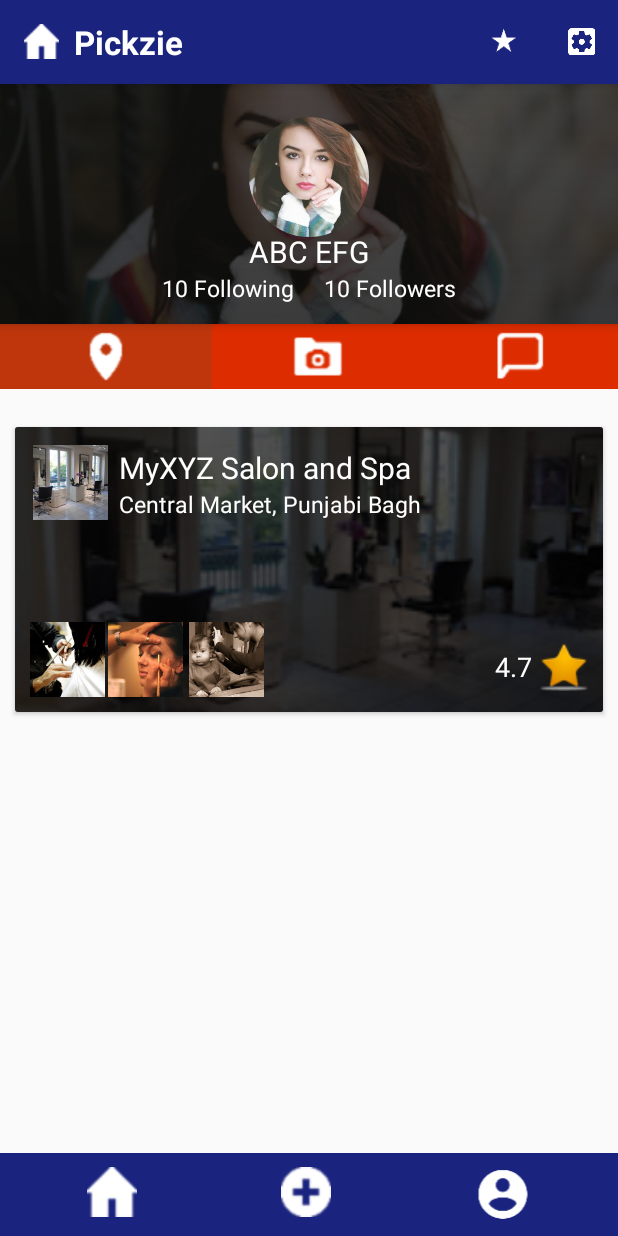
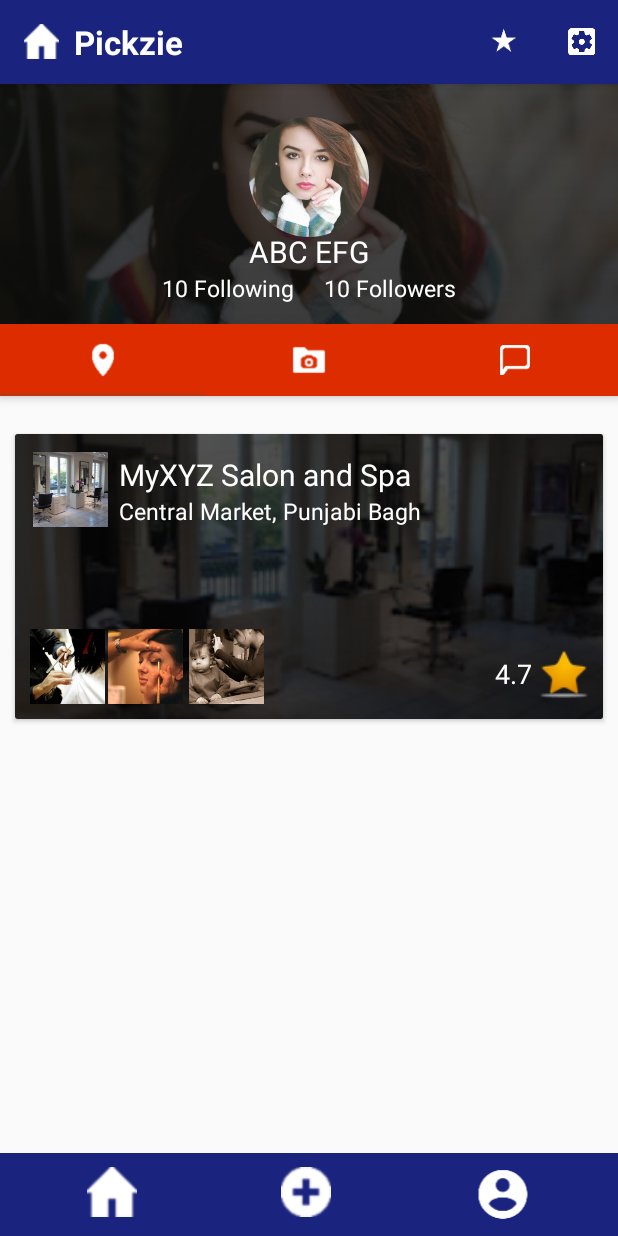
Before and after one commit to chhavip/Pickzie, an Android app: the ProfilePage screen opened directly, with no data from a screen before it, on a phone screen of 412 x 824 dp. Run offline under Robolectric (Android 15) with nearby library versions, the phone set to English and light mode, and no system bars; our stand-ins replace CircleImageView; libraries missing offline, so code that uses them is left out: com.cocosw.bottomsheet.

Commit message:
Added Tabs to Profile Activity

```diff
--- a/app/src/main/AndroidManifest.xml
+++ b/app/src/main/AndroidManifest.xml
@@ -48,7 +48,6 @@
         <activity android:name=".Activity.Login" >
             <intent-filter>
                 <action android:name="android.intent.action.MAIN" />
-
                 <category android:name="android.intent.category.LAUNCHER" />
             </intent-filter>
         </activity>
--- a/app/src/main/java/com/chhavi/pickzie/Activity/ProfilePage.java
+++ b/app/src/main/java/com/chhavi/pickzie/Activity/ProfilePage.java
@@ -8,6 +8,11 @@ import android.graphics.Color;
 import android.graphics.drawable.BitmapDrawable;
 import android.graphics.drawable.Drawable;
 import android.provider.ContactsContract;
+import android.support.design.widget.TabLayout;
+import android.support.v4.app.Fragment;
+import android.support.v4.app.FragmentManager;
+import android.support.v4.app.FragmentPagerAdapter;
+import android.support.v4.view.ViewPager;
 import android.support.v7.app.AppCompatActivity;
 import android.os.Bundle;
 import android.support.v7.widget.Toolbar;
@@ -28,27 +33,21 @@ import com.cocosw.bottomsheet.BottomSheet;
 
 public class ProfilePage extends AppCompatActivity implements View.OnClickListener {
 
-    ImageView imageViewBackgroundDP, imageViewPlaces, imageViewPictures, imageViewReview; // imageViewPeople,
-    int selectedImage=1;
+    ImageView imageViewBackgroundDP;
     Toolbar toolbar;
     ProfilePagePicture picture;
     ProfilePagePlaces places;
     ProfilePageReview review;
     ImageView Home, Plus, Profile;
-
+    private SectionsPagerAdapter mSectionsPagerAdapter;
+    private ViewPager mViewPager;
 
     @Override
     protected void onCreate(Bundle savedInstanceState) {
         super.onCreate(savedInstanceState);
         setContentView(R.layout.activity_profile_page);
         imageViewBackgroundDP = (ImageView) findViewById(R.id.imageView_profilePage_backgroundDP);
-//        imageViewPeople = (ImageView) findViewById(R.id.imageView_profilePage_people);
-        imageViewPlaces = (ImageView) findViewById(R.id.imageView_profilePage_place);
-        imageViewPictures = (ImageView) findViewById(R.id.imageView_profilePage_pictures);
-        imageViewReview = (ImageView) findViewById(R.id.imageView_profilePage_review);
         findViewById(R.id.profilepage_profile).setOnClickListener(this);
-
-        imageViewPlaces.setBackgroundResource(R.color.colorAccentDark);
 
         toolbar = (Toolbar) findViewById(R.id.toolbar);
 
@@ -62,6 +61,18 @@ public class ProfilePage extends AppCompatActivity implements View.OnClickListen
         Drawable d = new BitmapDrawable(getResources(), Bitmap.createScaledBitmap(bitmapToolbar, 35, 35, true));
         getSupportActionBar().setLogo(d);
         //
+        mSectionsPagerAdapter = new SectionsPagerAdapter(getSupportFragmentManager());
+
+        // Set up the ViewPager with the sections adapter.
+        mViewPager = (ViewPager) findViewById(R.id.viewPager_profile);
+        mViewPager.setAdapter(mSectionsPagerAdapter);
+
+        TabLayout tabLayout = (TabLayout) findViewById(R.id.profile_tabs);
+        tabLayout.setupWithViewPager(mViewPager);
+        tabLayout.getTabAt(0).setIcon(R.drawable.place);
+        tabLayout.getTabAt(1).setIcon(R.drawable.picture);
+        tabLayout.getTabAt(2).setIcon(R.drawable.review);
+
 
         Bitmap bitmap = BitmapFactory.decodeResource(getResources(), R.drawable.dp);
         int startColor = Color.argb(170,0, 0, 0);
@@ -71,16 +82,6 @@ public class ProfilePage extends AppCompatActivity implements View.OnClickListen
         gradientOverImageDrawable.setGradientEnd(1);
         gradientOverImageDrawable.setGradientColors(startColor, endColor);
         imageViewBackgroundDP.setImageDrawable(gradientOverImageDrawable);
-
-        imageViewPictures.setOnClickListener(this);
-        imageViewPlaces.setOnClickListener(this);
-        imageViewReview.setOnClickListener(this);
-
-        places = new ProfilePagePlaces();
-        android.support.v4.app.FragmentManager fragmentManager = getSupportFragmentManager();
-        android.support.v4.app.FragmentTransaction fragmentTransaction = fragmentManager.beginTransaction();
-        fragmentTransaction.replace(R.id.framelayout_profile_page, places);
-        fragmentTransaction.commit();
 
         Home = (ImageView) findViewById(R.id.profilepage_home);
         Plus = (ImageView) findViewById(R.id.profilepage_plus);
@@ -107,21 +108,6 @@ public class ProfilePage extends AppCompatActivity implements View.OnClickListen
 
 
     }
-
-    private void changeBGtoNormal(int selected){
-        switch (selected){
-            case 1:
-                imageViewPlaces.setBackgroundResource(R.color.colorAccent);
-                break;
-            case 2:
-                imageViewPictures.setBackgroundResource(R.color.colorAccent);
-                break;
-            case 3:
-                imageViewReview.setBackgroundResource(R.color.colorAccent);
-                break;
-        }
-    }
-
     @Override
     public boolean onCreateOptionsMenu(Menu menu) {
         Log.v("MyApp", getClass().toString() + " onCreateOptionsMenu");
@@ -151,34 +137,6 @@ public class ProfilePage extends AppCompatActivity implements View.OnClickListen
 
     @Override
     public void onClick(View v) {
-        if( v.equals(imageViewPlaces)){
-            changeBGtoNormal(selectedImage);
-            selectedImage=1;
-            places = new ProfilePagePlaces();
-            imageViewPlaces.setBackgroundResource(R.color.colorAccentDark);
-            android.support.v4.app.FragmentManager fragmentManager = getSupportFragmentManager();
-            android.support.v4.app.FragmentTransaction fragmentTransaction = fragmentManager.beginTransaction();
-            fragmentTransaction.replace(R.id.framelayout_profile_page, places);
-            fragmentTransaction.commit();
-        } else if ( v.equals(imageViewPictures)){
-            changeBGtoNormal(selectedImage);
-            selectedImage=2;
-            picture = new ProfilePagePicture();
-            imageViewPictures.setBackgroundResource(R.color.colorAccentDark);
-            android.support.v4.app.FragmentManager fragmentManager = getSupportFragmentManager();
-            android.support.v4.app.FragmentTransaction fragmentTransaction = fragmentManager.beginTransaction();
-            fragmentTransaction.replace(R.id.framelayout_profile_page, picture);
-            fragmentTransaction.commit();
-        } else if ( v.equals(imageViewReview)) {
-            changeBGtoNormal(selectedImage);
-            selectedImage=3;
-            review = new ProfilePageReview();
-            imageViewReview.setBackgroundResource(R.color.colorAccentDark);
-            android.support.v4.app.FragmentManager fragmentManager = getSupportFragmentManager();
-            android.support.v4.app.FragmentTransaction fragmentTransaction = fragmentManager.beginTransaction();
-            fragmentTransaction.replace(R.id.framelayout_profile_page, review);
-            fragmentTransaction.commit();
-        }
 
         Intent intent ;
         switch(v.getId()){
@@ -213,6 +171,44 @@ public class ProfilePage extends AppCompatActivity implements View.OnClickListen
                 intent = new Intent(ProfilePage.this, HomePage.class);
                 startActivity(intent);
         }
+    }//onClick()
 
+    public class SectionsPagerAdapter extends FragmentPagerAdapter {
+
+        public SectionsPagerAdapter(FragmentManager fm) {
+            super(fm);
+        }
+
+        @Override
+        public Fragment getItem(int position) {
+            // getItem is called to instantiate the fragment for the given page.
+            // Return a PlaceholderFragment (defined as a static inner class below).
+            switch (position){
+                case 0: return new ProfilePagePlaces();
+                case 1: return new ProfilePagePicture();
+                case 2: return new ProfilePageReview();
+                default : return null;
+            }
+        }
+
+        @Override
+        public int getCount() {
+            // Show 3 total pages.
+            return 3;
+        }
+
+//        @Override
+//        public CharSequence getPageTitle(int position) {
+//            switch (position) {
+//                case 0:
+//                    return "Places";
+//                case 1:
+//                    return "Pictures";
+//                case 2:
+//                    return "Review";
+//            }
+//            return null;
+//        }
     }
+
 }
--- a/app/src/main/res/layout/activity_profile_page.xml
+++ b/app/src/main/res/layout/activity_profile_page.xml
@@ -16,9 +16,9 @@
             android:layout_width="match_parent"
             android:layout_height="match_parent"
             android:orientation="vertical"
-            app:layout_scrollFlags="scroll">
+            app:layout_scrollFlags="scroll|enterAlways">
 
-            <include layout="@layout/toolbar" />
+            <include layout="@layout/toolbar"/>
 
             <FrameLayout
                 android:layout_width="match_parent"
@@ -83,65 +83,20 @@
 
         </LinearLayout>
 
+        <android.support.design.widget.TabLayout
+            android:id="@+id/profile_tabs"
+            android:background="@color/colorAccent"
+            android:layout_width="match_parent"
+            android:layout_height="wrap_content"
+            app:tabIndicatorColor="@color/colorAccentDark"/>
+
     </android.support.design.widget.AppBarLayout>
 
-    <LinearLayout
-        android:layout_width="match_parent"
-        android:layout_height="fill_parent"
-        android:orientation="vertical"
-        app:layout_behavior="@string/appbar_scrolling_view_behavior">
-
-        <LinearLayout
-            android:layout_width="match_parent"
-            android:layout_height="wrap_content"
-            android:orientation="horizontal"
-            android:background="@color/colorAccent" >
-
-            <!--<ImageView-->
-            <!--android:layout_width="wrap_content"-->
-            <!--android:layout_height="wrap_content"-->
-            <!--android:layout_weight="1"-->
-            <!--android:id="@+id/imageView_profilePage_people"-->
-            <!--android:contentDescription="@string/profile_people"-->
-            <!--android:src="@drawable/people"-->
-            <!--android:paddingTop="4dp"-->
-            <!--android:paddingBottom="4dp"/>-->
-
-            <ImageView
-                android:layout_width="wrap_content"
-                android:layout_height="wrap_content"
-                android:layout_weight="1"
-                android:id="@+id/imageView_profilePage_place"
-                android:src="@drawable/place"
-                android:paddingTop="4dp"
-                android:paddingBottom="4dp"
-                android:clickable="true"/>
-            <ImageView
-                android:layout_width="wrap_content"
-                android:layout_height="wrap_content"
-                android:layout_weight="1"
-                android:id="@+id/imageView_profilePage_pictures"
-                android:src="@drawable/picture"
-                android:paddingTop="4dp"
-                android:paddingBottom="4dp"
-                android:clickable="true"/>
-            <ImageView
-                android:layout_width="wrap_content"
-                android:layout_height="match_parent"
-                android:layout_weight="1"
-                android:id="@+id/imageView_profilePage_review"
-                android:src="@drawable/review"
-                android:paddingTop="4dp"
-                android:paddingBottom="4dp"
-                android:clickable="true"/>
-        </LinearLayout>
-
-        <FrameLayout
+        <android.support.v4.view.ViewPager
+            android:id="@+id/viewPager_profile"
             android:layout_width="match_parent"
             android:layout_height="fill_parent"
-            android:id="@+id/framelayout_profile_page" />
-
-    </LinearLayout>
+            app:layout_behavior="@string/appbar_scrolling_view_behavior" />
 
     <LinearLayout
         android:layout_width="match_parent"
```
Also changed, not shown: app/src/main/java/com/chhavi/pickzie/Fragment/ProfilePagePicture.java (+0 -15 lines), app/src/main/java/com/chhavi/pickzie/Fragment/ProfilePageReview.java (+0 -19 lines), app/src/main/java/com/chhavi/pickzie/Fragment/UserSendFeedback.java (line endings or trailing spaces).
